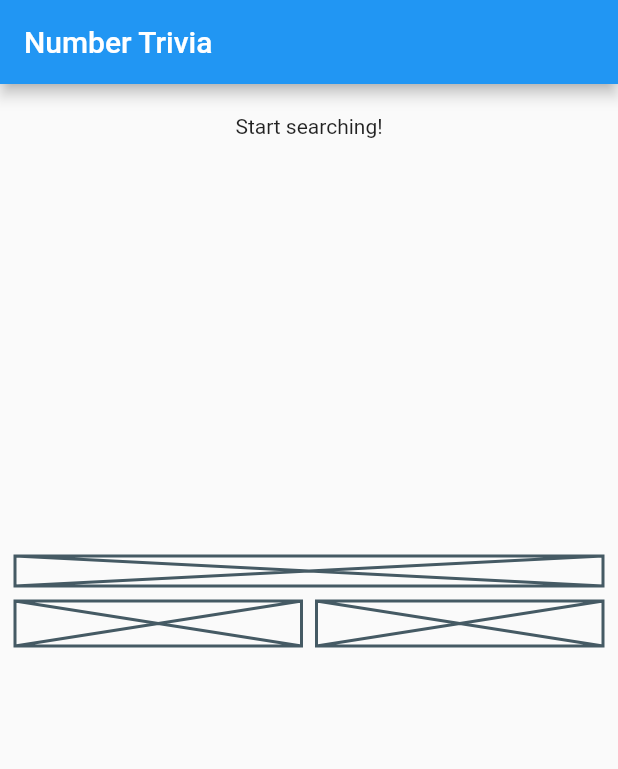
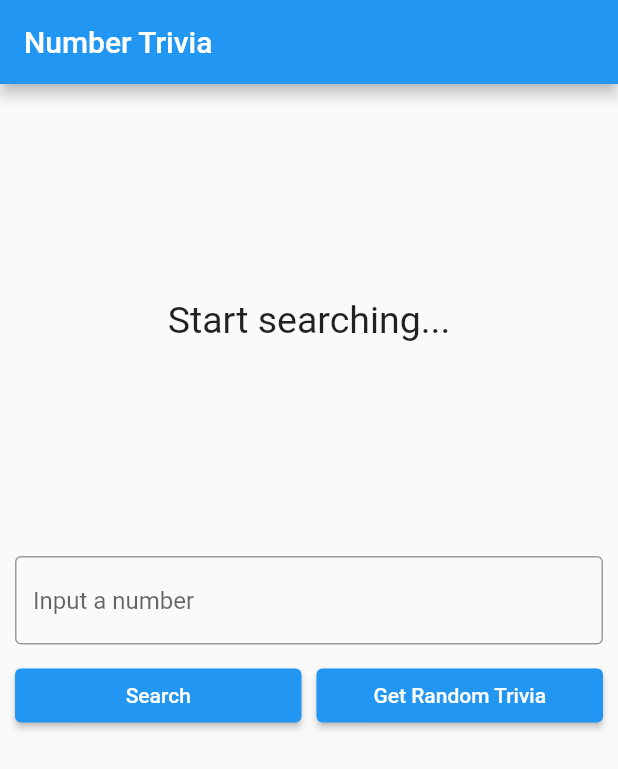
Before and after one commit to TheCre8tor/flutter_clean_architecture_tdd, a Flutter app: the screen it shows after launch, on a phone screen of 412 x 824 dp. Shown: the top 769 px of the screen. Run offline on Flutter 3.47's test engine with Material 2 defaults, Android fonts, the phone set to English and light mode, and no system bars; our stand-ins replace bloc, dartz, equatable, flutter_bloc, get_it, internet_connection_checker and 1 more.

Commit message:
I completed the app development

```diff
--- a/lib/features/number_trivia/presentation/pages/number_trivia_page.dart
+++ b/lib/features/number_trivia/presentation/pages/number_trivia_page.dart
@@ -1,7 +1,9 @@
-import 'package:clean_architecture_and_tdd/features/number_trivia/presentation/bloc/number_trivia_bloc.dart';
-import 'package:clean_architecture_and_tdd/injection_container.dart';
 import 'package:flutter/material.dart';
 import 'package:flutter_bloc/flutter_bloc.dart';
+
+import '../../../../injection_container.dart';
+import '../bloc/number_trivia_bloc.dart';
+import '../widgets/widgets.dart';
 
 class NumberTriviaPage extends StatelessWidget {
   const NumberTriviaPage({Key? key}) : super(key: key);
@@ -12,7 +14,8 @@ class NumberTriviaPage extends StatelessWidget {
       appBar: AppBar(
         title: const Text("Number Trivia"),
       ),
-      body: BlocProvider(
+      body: SingleChildScrollView(
+        child: BlocProvider(
           create: (_) => serviceLocator<NumberTriviaBloc>(),
           child: Center(
             child: Padding(
@@ -23,11 +26,17 @@ class NumberTriviaPage extends StatelessWidget {
                   BlocBuilder<NumberTriviaBloc, NumberTriviaState>(
                     builder: (context, state) {
                       if (state is Empty) {
-                      return SizedBox(
-                        height: MediaQuery.of(context).size.height / 3,
-                        child: const Text("Start searching!"),
+                        return const MessageDisplay(
+                          message: "Start searching...",
                         );
+                      } else if (state is Loading) {
+                        return const LoadingWidget();
+                      } else if (state is Loaded) {
+                        return TriviaDisplay(numberTrivia: state.trivia);
+                      } else if (state is Error) {
+                        return MessageDisplay(message: state.message);
                       }
+
                       return SizedBox(
                         height: MediaQuery.of(context).size.height / 3,
                         child: const Placeholder(),
@@ -35,28 +44,9 @@ class NumberTriviaPage extends StatelessWidget {
                     },
                   ),
                   const SizedBox(height: 20),
-                Column(
-                  children: [
-                    const Placeholder(fallbackHeight: 20),
-                    const SizedBox(height: 10),
-                    Row(
-                      children: const [
-                        Expanded(
-                          child: Placeholder(
-                            fallbackHeight: 30,
+                  const TriviaControls(),
+                ],
               ),
-                        ),
-                        SizedBox(width: 10),
-                        Expanded(
-                          child: Placeholder(
-                            fallbackHeight: 30,
-                          ),
-                        ),
-                      ],
-                    )
-                  ],
-                )
-              ],
             ),
           ),
         ),
--- /dev/null
+++ b/lib/features/number_trivia/presentation/widgets/message_display.dart
@@ -0,0 +1,23 @@
+import 'package:flutter/material.dart';
+
+class MessageDisplay extends StatelessWidget {
+  final String message;
+
+  const MessageDisplay({Key? key, required this.message}) : super(key: key);
+
+  @override
+  Widget build(BuildContext context) {
+    return SizedBox(
+      height: MediaQuery.of(context).size.height / 3,
+      child: Center(
+        child: SingleChildScrollView(
+          child: Text(
+            message,
+            style: const TextStyle(fontSize: 25),
+            textAlign: TextAlign.center,
+          ),
+        ),
+      ),
+    );
+  }
+}
--- /dev/null
+++ b/lib/features/number_trivia/presentation/widgets/trivia_controls.dart
@@ -0,0 +1,71 @@
+import 'package:clean_architecture_and_tdd/features/number_trivia/presentation/bloc/number_trivia_bloc.dart';
+import 'package:flutter/material.dart';
+import 'package:flutter_bloc/flutter_bloc.dart';
+
+class TriviaControls extends StatefulWidget {
+  const TriviaControls({
+    Key? key,
+  }) : super(key: key);
+
+  @override
+  State<TriviaControls> createState() => _TriviaControlsState();
+}
+
+class _TriviaControlsState extends State<TriviaControls> {
+  final _controller = TextEditingController();
+  String? inputStr;
+
+  @override
+  Widget build(BuildContext context) {
+    return Column(
+      children: [
+        TextField(
+          controller: _controller,
+          keyboardType: TextInputType.number,
+          decoration: const InputDecoration(
+            border: OutlineInputBorder(),
+            hintText: "Input a number",
+          ),
+          onChanged: (String value) {
+            inputStr = value;
+          },
+          onSubmitted: (_) {
+            dispatchConcrete();
+          },
+        ),
+        const SizedBox(height: 10),
+        Row(
+          children: [
+            Expanded(
+              child: ElevatedButton(
+                onPressed: dispatchConcrete,
+                child: const Text("Search"),
+              ),
+            ),
+            const SizedBox(width: 10),
+            Expanded(
+              child: ElevatedButton(
+                onPressed: dispatchRandom,
+                child: const Text("Get Random Trivia"),
+              ),
+            ),
+          ],
+        )
+      ],
+    );
+  }
+
+  void dispatchConcrete() {
+    // We call clear on controller to empty
+    // input field after submit.
+    _controller.clear();
+
+    BlocProvider.of<NumberTriviaBloc>(context).add(GetTriviaForConcreteNumber(
+      inputStr!,
+    ));
+  }
+
+  void dispatchRandom() {
+    BlocProvider.of<NumberTriviaBloc>(context).add(GetTriviaForRandomNumber());
+  }
+}
--- /dev/null
+++ b/lib/features/number_trivia/presentation/widgets/widgets.dart
@@ -0,0 +1,4 @@
+export './loading_widget.dart';
+export './message_display.dart';
+export './trivia_display.dart';
+export './trivia_controls.dart';
```
Also changed, not shown: lib/features/number_trivia/presentation/bloc/number_trivia_bloc.dart (+7 -4 lines), lib/features/number_trivia/presentation/widgets/loading_widget.dart (added, +15 -0 lines), lib/features/number_trivia/presentation/widgets/trivia_display.dart (added, +38 -0 lines). Lines whose indentation alone changed are shown as unchanged.
